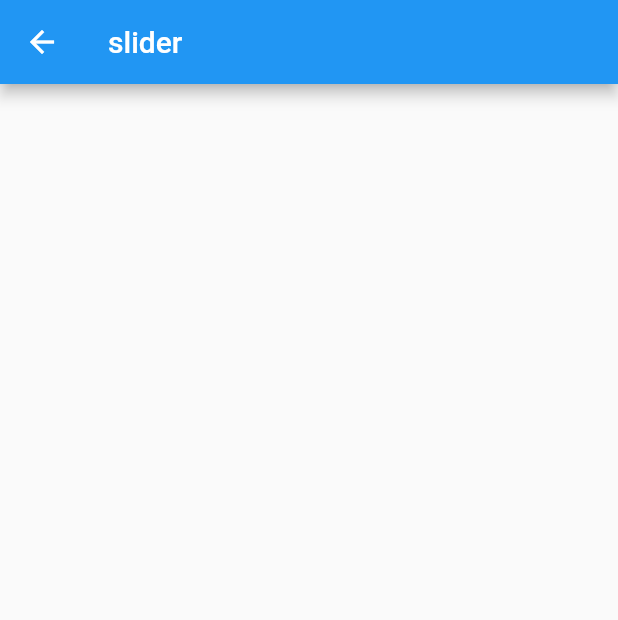
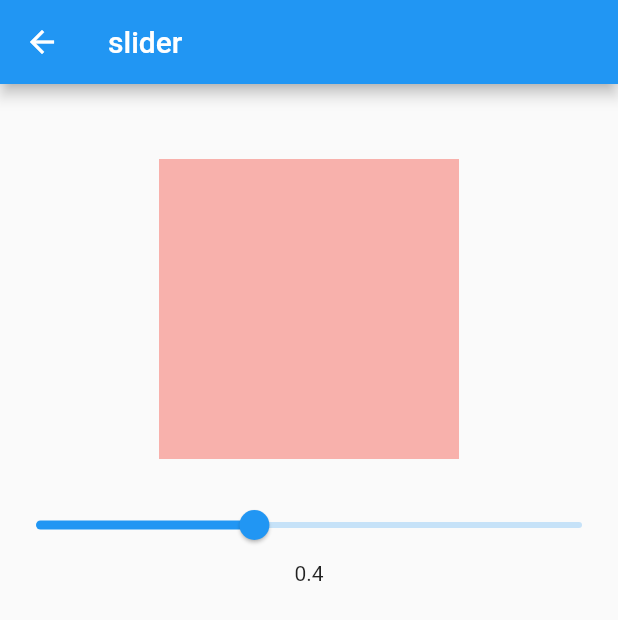
Before and after one commit to nashvak/getx_tutorial, a Flutter app: the StateSecond screen opened directly, on a phone screen of 412 x 824 dp. Shown: the top 620 px of the screen. Run offline on Flutter 3.47's test engine with Material 2 defaults, Android fonts, the phone set to English and light mode, and no system bars; our stand-ins replace get.

Commit message:
slider with changing the opacity

```diff
--- /dev/null
+++ b/lib/state_management/controller/slider_controller.dart
@@ -0,0 +1,8 @@
+import 'package:get/get.dart';
+
+class SliderController extends GetxController {
+  RxDouble opacity = 0.4.obs;
+  void changeOpacity(double value) {
+    opacity.value = value;
+  }
+}
--- a/lib/state_management/screens/second2.dart
+++ b/lib/state_management/screens/second2.dart
@@ -1,14 +1,45 @@
 import 'package:flutter/material.dart';
+import 'package:get/get.dart';
+
+import '../controller/slider_controller.dart';
 
 class StateSecond extends StatelessWidget {
-  const StateSecond({super.key});
-
+  StateSecond({super.key});
+  final SliderController cont = Get.put(SliderController());
   @override
   Widget build(BuildContext context) {
     return Scaffold(
       appBar: AppBar(
         title: Text('slider'),
       ),
+      body: Center(
+        child: Column(
+          children: [
+            SizedBox(
+              height: 50,
+            ),
+            Obx(
+              () => Container(
+                width: 200,
+                height: 200,
+                color: Colors.red.withOpacity(cont.opacity.value),
+              ),
+            ),
+            SizedBox(
+              height: 20,
+            ),
+            Obx(
+              () => Slider(
+                value: cont.opacity.value,
+                onChanged: (value) {
+                  cont.changeOpacity(value);
+                },
+              ),
+            ),
+            Obx(() => Text(cont.opacity.toString()))
+          ],
+        ),
+      ),
     );
   }
 }
```
